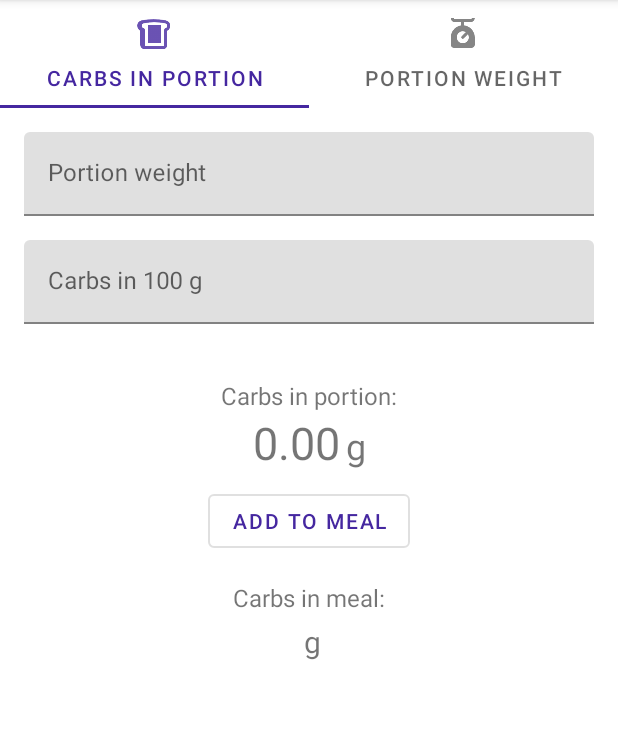
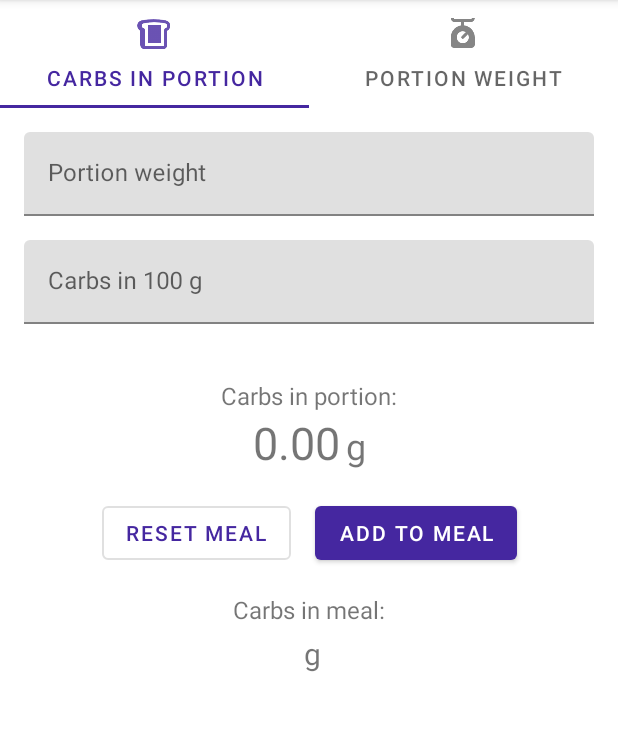
Before and after one commit to fbogulak/carbs-calc, an Android app: the screen it shows after launch (MainActivity), on a phone screen of 412 x 824 dp, the part 84-815 px from its top. Run offline under Robolectric (Android 15) with nearby library versions, the phone set to English and light mode, and no system bars; our stand-ins replace data binding, navigation-ui; 1 statement that could not run was skipped.

Commit message:
feat: Add reset meal button

```diff
--- a/app/src/main/java/link/epoczta/carbscalc/ui/calculations/CalculationsViewModel.kt
+++ b/app/src/main/java/link/epoczta/carbscalc/ui/calculations/CalculationsViewModel.kt
@@ -54,6 +54,10 @@ class CalculationsViewModel : ViewModel() {
         carbsInMeal.value = carbsInMeal.value?.plus(carbsInPortion)
     }
 
+    fun resetMealCarbs() {
+        carbsInMeal.value = 0.0
+    }
+
     companion object {
         const val CARBS_FORMAT = "%.2f"
         const val PORTION_WEIGHT_FORMAT = "%.0f"
--- a/app/src/main/res/layout/fragment_portion_carbs.xml
+++ b/app/src/main/res/layout/fragment_portion_carbs.xml
@@ -152,17 +152,31 @@
 
             <Button
                 android:id="@+id/add_to_meal_button"
-                style="@style/Widget.MaterialComponents.Button.OutlinedButton"
                 android:layout_width="wrap_content"
                 android:layout_height="wrap_content"
                 android:layout_marginStart="16dp"
-                android:layout_marginTop="8dp"
+                android:layout_marginTop="16dp"
                 android:layout_marginEnd="16dp"
                 android:onClick="@{() -> viewModel.calculateMealCarbs()}"
                 android:text="@string/add_to_meal"
                 app:layout_constraintEnd_toEndOf="parent"
-                app:layout_constraintStart_toStartOf="parent"
+                app:layout_constraintHorizontal_bias="0.5"
+                app:layout_constraintStart_toEndOf="@+id/reset_meal_button"
                 app:layout_constraintTop_toBottomOf="@+id/carbs_in_portion_text" />
+
+            <Button
+                android:id="@+id/reset_meal_button"
+                style="?attr/materialButtonOutlinedStyle"
+                android:layout_width="wrap_content"
+                android:layout_height="wrap_content"
+                android:layout_marginStart="16dp"
+                android:onClick="@{() -> viewModel.resetMealCarbs()}"
+                android:text="@string/reset_meal"
+                app:layout_constraintBaseline_toBaselineOf="@+id/add_to_meal_button"
+                app:layout_constraintEnd_toStartOf="@+id/add_to_meal_button"
+                app:layout_constraintHorizontal_bias="0.5"
+                app:layout_constraintHorizontal_chainStyle="packed"
+                app:layout_constraintStart_toStartOf="parent" />
         </androidx.constraintlayout.widget.ConstraintLayout>
     </ScrollView>
 </layout>
--- a/app/src/main/res/values/strings.xml
+++ b/app/src/main/res/values/strings.xml
@@ -30,4 +30,5 @@
     <string name="slice_of_bread_and_calc_with_two_rounded_arrows">Slice of bread and calc with two rounded arrows</string>
     <string name="add_to_meal">Add To Meal</string>
     <string name="carbs_in_meal_label">Carbs in meal:</string>
+    <string name="reset_meal">Reset Meal</string>
 </resources>
```
